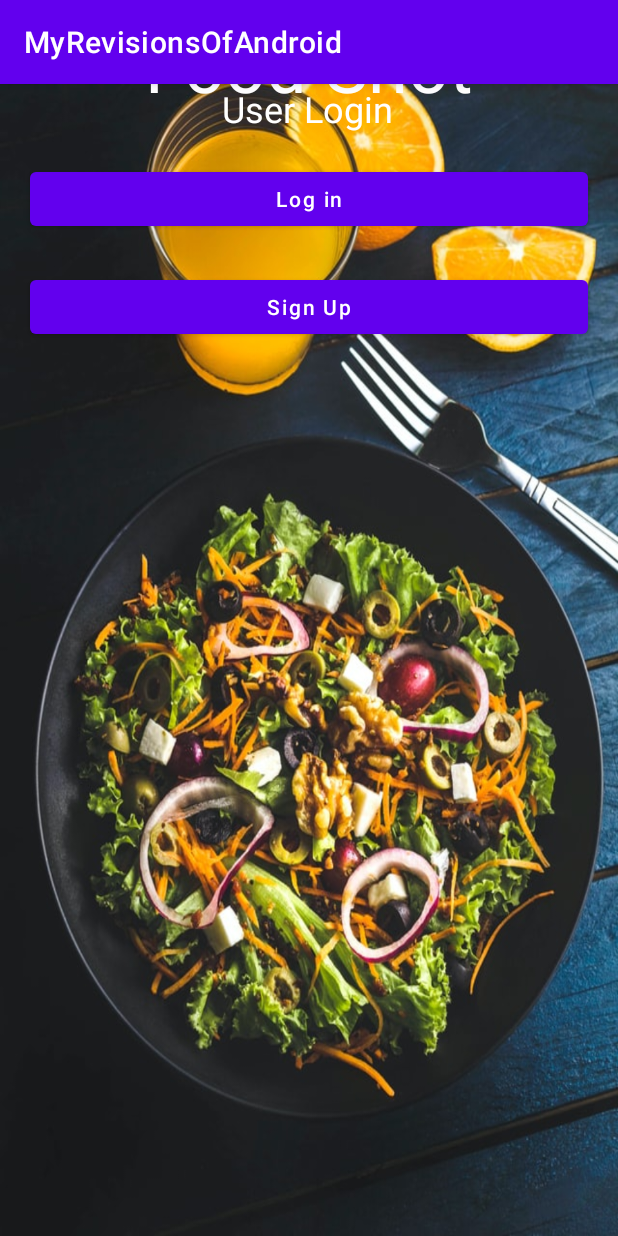
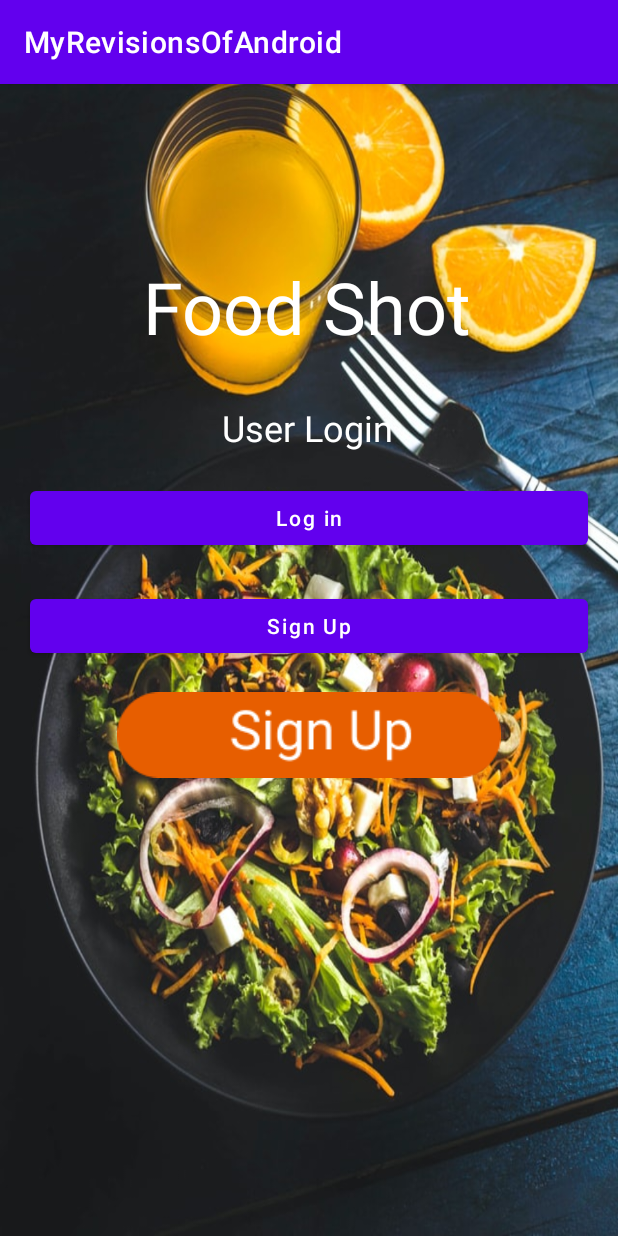
Before and after one commit to muhammadbilal20130/MyRevisionsOfAndroid, an Android app: the screen it shows after launch (MainActivity), on a phone screen of 412 x 824 dp. Run offline under Robolectric (Android 15) with nearby library versions, the phone set to English and light mode, and no system bars.

Commit message:
Add Sign up button from Figma

```diff
--- a/app/src/main/res/layout/activity_main.xml
+++ b/app/src/main/res/layout/activity_main.xml
@@ -41,13 +41,14 @@
         android:id="@+id/textView"
         android:layout_width="wrap_content"
         android:layout_height="wrap_content"
+        android:layout_marginTop="32dp"
         android:text="User Login"
         android:textColor="#FFFFFF"
         android:textSize="24sp"
         app:layout_constraintEnd_toStartOf="@+id/guideline3"
         app:layout_constraintHorizontal_bias="0.496"
         app:layout_constraintStart_toStartOf="@+id/guideline2"
-        tools:layout_editor_absoluteY="241dp" />
+        app:layout_constraintTop_toBottomOf="@+id/textView2" />
 
     <Button
         android:id="@+id/button"
@@ -75,13 +76,27 @@
         android:id="@+id/textView2"
         android:layout_width="wrap_content"
         android:layout_height="wrap_content"
+        android:layout_marginTop="96dp"
         android:text="Food Shot"
         android:textColor="#FFFFFF"
         android:textSize="48sp"
-        app:layout_constraintBottom_toTopOf="@+id/textView"
+        app:layout_constraintEnd_toStartOf="@+id/guideline3"
+        app:layout_constraintHorizontal_bias="0.493"
+        app:layout_constraintStart_toStartOf="@+id/guideline2"
+        app:layout_constraintTop_toTopOf="@+id/guideline4" />
+
+    <ImageButton
+        android:id="@+id/group_84"
+        android:layout_width="256dp"
+        android:layout_height="57dp"
+        android:layout_alignParentLeft="true"
+        android:layout_alignParentTop="true"
+        android:layout_marginTop="20dp"
+        android:background="@drawable/signup"
+        app:circularflow_radiusInDP="12dp"
         app:layout_constraintEnd_toStartOf="@+id/guideline3"
         app:layout_constraintStart_toStartOf="@+id/guideline2"
-        app:layout_constraintTop_toTopOf="@+id/guideline4"
-        app:layout_constraintVertical_bias="0.78" />
+        app:layout_constraintTop_toBottomOf="@+id/button" />
+
 
 </androidx.constraintlayout.widget.ConstraintLayout>
```
Also changed, not shown: app/src/main/res/drawable/signup.png (added).
